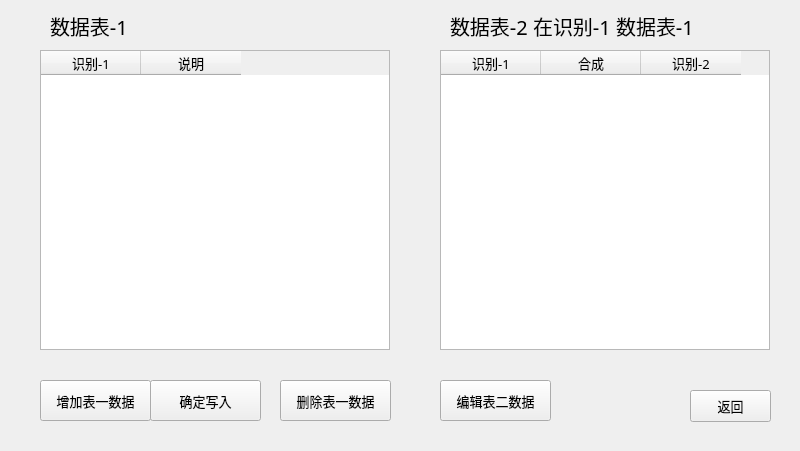
Above: voiceIden/voiceIden.ui from lcdsdream/my-gradution-project before the change. Below: the same form after it.
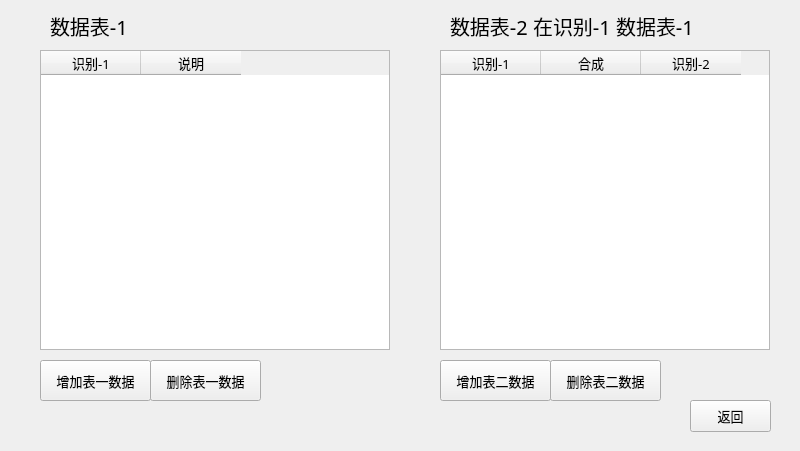
That is the form after the change.

Commit message: voiceIden add and delete m ok

Patch:
```diff
--- a/voiceIden/voiceIden.ui
+++ b/voiceIden/voiceIden.ui
@@ -23,7 +23,7 @@
    <property name="geometry">
     <rect>
      <x>690</x>
-     <y>390</y>
+     <y>400</y>
      <width>81</width>
      <height>32</height>
     </rect>
@@ -81,7 +81,7 @@
    <property name="geometry">
     <rect>
      <x>40</x>
-     <y>380</y>
+     <y>360</y>
      <width>111</width>
      <height>41</height>
     </rect>
@@ -93,8 +93,8 @@
   <widget class="QPushButton" name="buttonDelete">
    <property name="geometry">
     <rect>
-     <x>280</x>
-     <y>380</y>
+     <x>150</x>
+     <y>360</y>
      <width>111</width>
      <height>41</height>
     </rect>
@@ -107,13 +107,13 @@
    <property name="geometry">
     <rect>
      <x>440</x>
-     <y>380</y>
+     <y>360</y>
      <width>111</width>
      <height>41</height>
     </rect>
    </property>
    <property name="text">
-    <string>编辑表二数据</string>
+    <string>增加表二数据</string>
    </property>
   </widget>
   <widget class="QLabel" name="labelOne">
@@ -155,14 +155,14 @@
   <widget class="QPushButton" name="buttonSureWrite">
    <property name="geometry">
     <rect>
-     <x>150</x>
-     <y>380</y>
+     <x>550</x>
+     <y>360</y>
      <width>111</width>
      <height>41</height>
     </rect>
    </property>
    <property name="text">
-    <string>确定写入</string>
+    <string>删除表二数据</string>
    </property>
   </widget>
  </widget>
```
Left out of the diff: 8 changed lines with no effect on the pictures. The commit also changes 26 other files.
